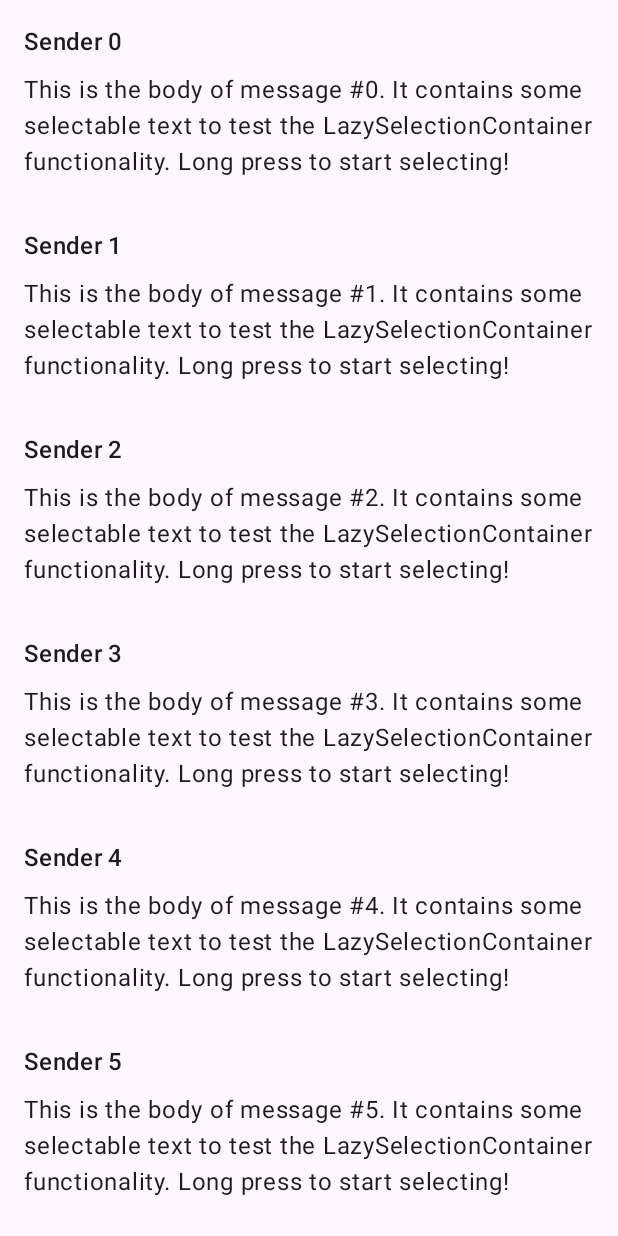
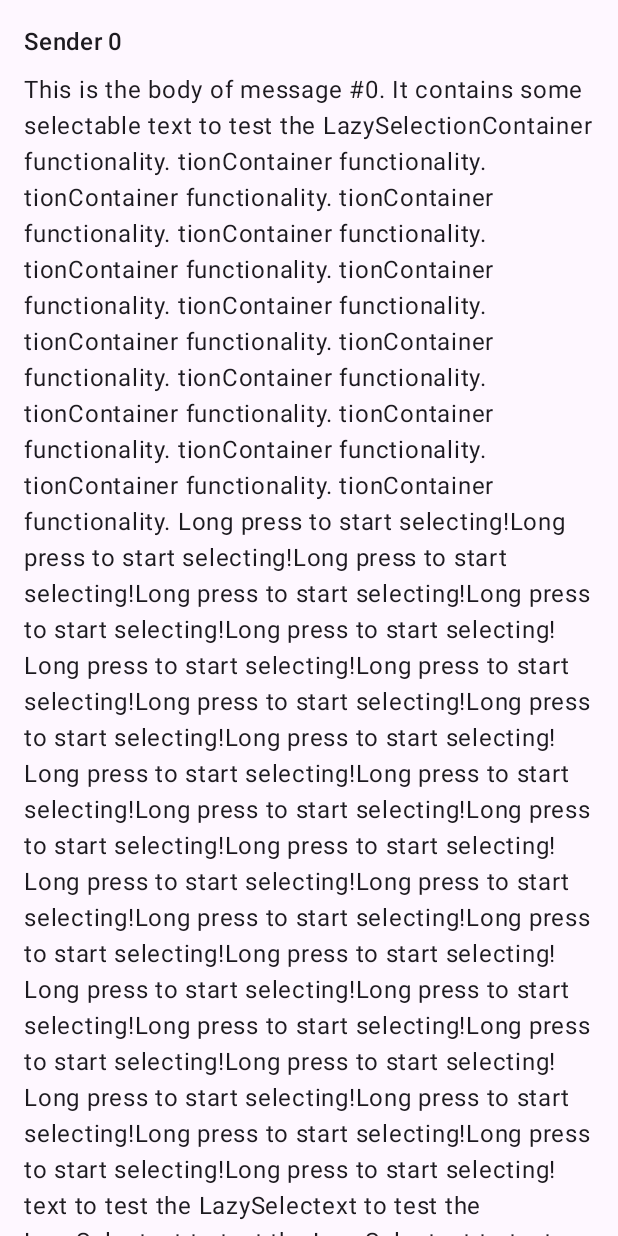
Before and after one commit to DP-Hridayan/LazySelectionContainer, an Android app built with Jetpack Compose: the screen it shows after launch (MainActivity), on a phone screen of 412 x 824 dp. Run offline under Robolectric (Android 15) with nearby library versions, the phone set to English and light mode, and no system bars.

Commit message:
fixed major bug related to text selection when individual items are long

```diff
--- a/demo/src/main/kotlin/in/hridayan/lazyselectioncontainer/demo/MainActivity.kt
+++ b/demo/src/main/kotlin/in/hridayan/lazyselectioncontainer/demo/MainActivity.kt
@@ -51,7 +51,99 @@ fun DemoScreen() {
         List(100) { index ->
             Message(
                 sender = "Sender $index",
-                body = "This is the body of message #$index. It contains some selectable text to test the LazySelectionContainer functionality. Long press to start selecting!"
+                body = "This is the body of message #$index. It contains some selectable " +
+                        "text to test the LazySelec" +
+                        "tionContainer functionality. " +
+                        "tionContainer functionality. " +
+                        "tionContainer functionality. " +
+                        "tionContainer functionality. " +
+                        "tionContainer functionality. " +
+                        "tionContainer functionality. " +
+                        "tionContainer functionality. " +
+                        "tionContainer functionality. " +
+                        "tionContainer functionality. " +
+                        "tionContainer functionality. " +
+                        "tionContainer functionality. " +
+                        "tionContainer functionality. " +
+                        "tionContainer functionality. " +
+                        "tionContainer functionality. " +
+                        "tionContainer functionality. " +
+                        "tionContainer functionality. " +
+                        "Long press to start selecting!"+
+                        "Long press to start selecting!"+
+                        "Long press to start selecting!"+
+                        "Long press to start selecting!"+
+                        "Long press to start selecting!"+
+                        "Long press to start selecting!"+
+                        "Long press to start selecting!"+
+                        "Long press to start selecting!"+
+                        "Long press to start selecting!"+
+                        "Long press to start selecting!"+
+                        "Long press to start selecting!"+
+                        "Long press to start selecting!"+
+                        "Long press to start selecting!"+
+                        "Long press to start selecting!"+
+                        "Long press to start selecting!"+
+                        "Long press to start selecting!"+
+                        "Long press to start selecting!"+
+                        "Long press to start selecting!"+
+                        "Long press to start selecting!"+
+                        "Long press to start selecting!"+
+                        "Long press to start selecting!"+
+                        "Long press to start selecting!"+
+                        "Long press to start selecting!"+
+                        "Long press to start selecting!"+
+                        "Long press to start selecting!"+
+                        "Long press to start selecting!"+
+                        "Long press to start selecting!"+
+                        "Long press to start selecting!"+
+                        "Long press to start selecting!"+
+                        "Long press to start selecting!"+
+                        "Long press to start selecting!"+
+                        "text to test the LazySelec" +
+                        "text to test the LazySelec" +
+                        "text to test the LazySelec" +
+                        "text to test the LazySelec" +
+                        "text to test the LazySelec" +
+                        "text to test the LazySelec" +
+                        "text to test the LazySelec" +
+                        "text to test the LazySelec" +
+                        "text to test the LazySelec" +
+                        "text to test the LazySelec" +
+                        "text to test the LazySelec" +
+                        "text to test the LazySelec" +
+                        "text to test the LazySelec" +
+                        "text to test the LazySelec" +
+                        "text to test the LazySelec" +
+                        "text to test the LazySelec" +
+                        "text to test the LazySelec" +
+                        "text to test the LazySelec" +
+                        "text to test the LazySelec" +
+                        "text to test the LazySelec" +
+                        "text to test the LazySelec" +
+                        "text to test the LazySelec" +
+                        "text to test the LazySelec" +
+                        "text to test the LazySelec" +
+                        "text to test the LazySelec" +
+                        "text to test the LazySelec" +
+                        "text to test the LazySelec" +
+                        "tionContainer functionality. " +
+                        "tionContainer functionality. " +
+                        "tionContainer functionality. " +
+                        "tionContainer functionality. " +
+                        "tionContainer functionality. " +
+                        "tionContainer functionality. " +
+                        "tionContainer functionality. " +
+                        "tionContainer functionality. " +
+                        "tionContainer functionality. " +
+                        "tionContainer functionality. " +
+                        "tionContainer functionality. " +
+                        "tionContainer functionality. " +
+                        "tionContainer functionality. " +
+                        "tionContainer functionality. " +
+                        "tionContainer functionality. " +
+                        "Long press to start selecting!"+
+                        "Long press to start selecting!"
             )
         }
     }
--- a/lazyselectioncontainer/src/main/kotlin/in/hridayan/lazyselectioncontainer/LazySelectionItem.kt
+++ b/lazyselectioncontainer/src/main/kotlin/in/hridayan/lazyselectioncontainer/LazySelectionItem.kt
@@ -8,7 +8,8 @@ import androidx.compose.ui.Modifier
 import androidx.compose.ui.composed
 import androidx.compose.ui.draw.drawBehind
 import androidx.compose.ui.geometry.Rect
-import androidx.compose.ui.layout.boundsInWindow
+import androidx.compose.ui.layout.positionInWindow
+import androidx.compose.ui.unit.toSize
 import androidx.compose.ui.layout.onGloballyPositioned
 import androidx.compose.ui.text.TextLayoutResult
 
@@ -45,7 +46,11 @@ fun Modifier.lazySelectionItem(index: Int): Modifier = composed {
 
     this
         .onGloballyPositioned { coords ->
-            selectionState.updateBounds(index, coords.boundsInWindow())
+            val unclippedBounds = Rect(
+                offset = coords.positionInWindow(),
+                size = coords.size.toSize()
+            )
+            selectionState.updateBounds(index, unclippedBounds)
         }
         .drawBehind {
             val info = selectionState.lineInfos[index] ?: return@drawBehind
```
